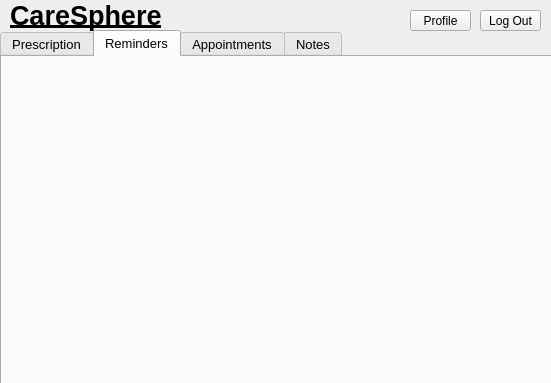
MubtasimSajid/CareSphere, file CareSphere/patientfeed.ui: the form before one commit.
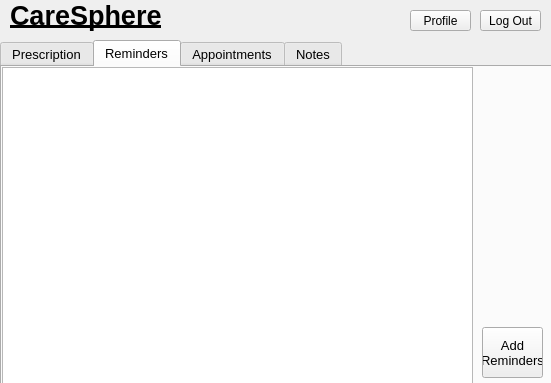
The form after the commit. The open tabs and pages were chosen to show the change.

Commit message: Prescription & Reminders Tab

Diff of the .ui file:
```diff
--- a/CareSphere/patientfeed.ui
+++ b/CareSphere/patientfeed.ui
@@ -17,7 +17,7 @@
    <property name="geometry">
     <rect>
      <x>0</x>
-     <y>30</y>
+     <y>40</y>
      <width>561</width>
      <height>371</height>
     </rect>
@@ -54,6 +54,30 @@
     <attribute name="title">
      <string>Reminders</string>
     </attribute>
+    <widget class="QListWidget" name="remindersListWidget">
+     <property name="geometry">
+      <rect>
+       <x>0</x>
+       <y>0</y>
+       <width>471</width>
+       <height>321</height>
+      </rect>
+     </property>
+    </widget>
+    <widget class="QPushButton" name="addRemindersButton">
+     <property name="geometry">
+      <rect>
+       <x>480</x>
+       <y>260</y>
+       <width>61</width>
+       <height>51</height>
+      </rect>
+     </property>
+     <property name="text">
+      <string>Add
+Reminders</string>
+     </property>
+    </widget>
    </widget>
    <widget class="QWidget" name="appointmentsTab">
     <attribute name="title">
```
Left out of the diff: 26 changed lines with no effect on the pictures. The commit also changes 2 other files.
